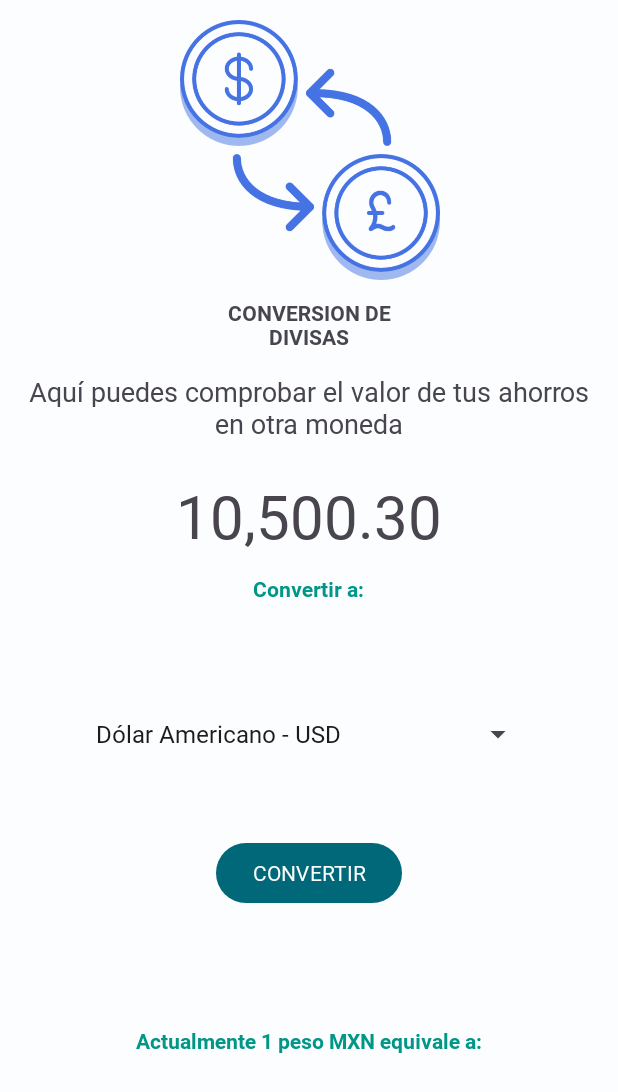
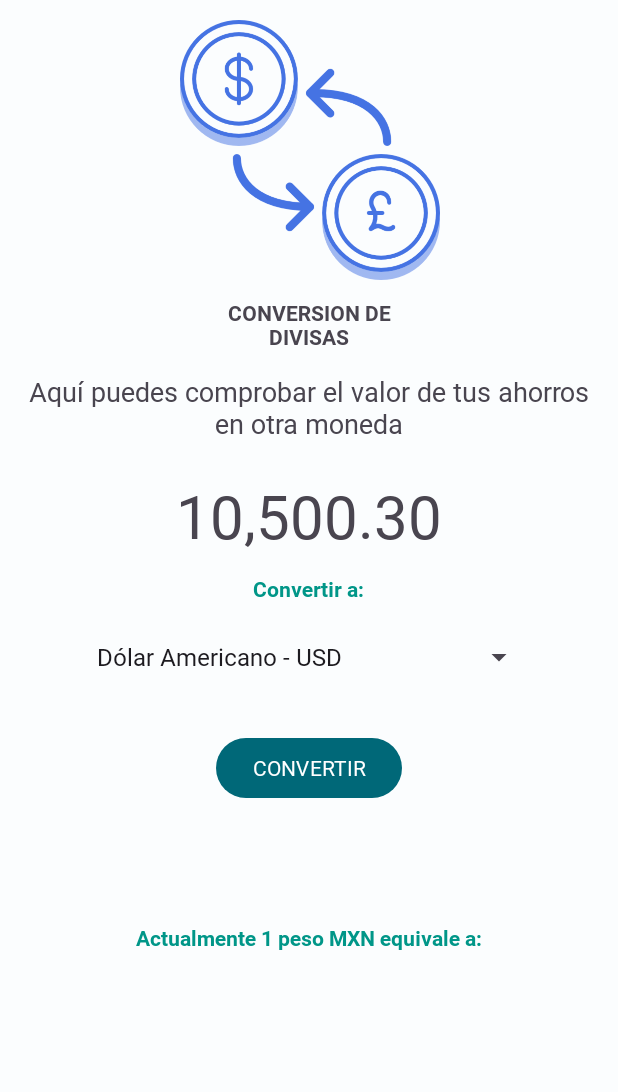
Before and after one commit to osvaldoortega01/MyFirstBank, an Android app: the ConversionDivisas screen opened directly, with no data from a screen before it, on a phone screen of 412 x 824 dp. Shown: the top 1092 px of the screen. Run offline under Robolectric (Android 15) with nearby library versions, the phone set to English and light mode, and no system bars; Roboto replaces fonts that are not available here; 6 statements that could not run were skipped.

Commit message:
Arreglos menores

```diff
--- a/app/src/main/res/layout/activity_conversion_divisas.xml
+++ b/app/src/main/res/layout/activity_conversion_divisas.xml
@@ -36,15 +36,12 @@
         android:id="@+id/textView12"
         android:layout_width="300dp"
         android:layout_height="58dp"
-        android:layout_marginBottom="152dp"
         android:fontFamily="@font/roboto_fonts_family"
         android:textAlignment="center"
         android:textSize="32sp"
-        app:layout_constraintBottom_toBottomOf="parent"
         app:layout_constraintEnd_toEndOf="parent"
         app:layout_constraintStart_toStartOf="parent"
-        app:layout_constraintTop_toBottomOf="@+id/buttonConvertir"
-        app:layout_constraintVertical_bias="0.826" />
+        app:layout_constraintTop_toBottomOf="@+id/buttonConvertir" />
 
     <TextView
         android:id="@+id/textView9"
@@ -127,20 +124,22 @@
         app:layout_constraintStart_toStartOf="parent"
         app:layout_constraintTop_toBottomOf="@+id/spinner"
         app:layout_constraintVertical_bias="0.117" />
+
     <Spinner
         android:id="@+id/spinner"
         style="@style/Widget.AppCompat.Spinner.DropDown"
         android:layout_width="300dp"
-        android:layout_height="80dp"
+        android:layout_height="wrap_content"
         android:layout_marginStart="64dp"
-        android:layout_marginTop="32dp"
+        android:layout_marginTop="24dp"
         android:layout_marginEnd="64dp"
         app:layout_constraintBottom_toBottomOf="parent"
         app:layout_constraintEnd_toEndOf="parent"
+        app:layout_constraintHorizontal_bias="0.47"
         app:layout_constraintStart_toStartOf="parent"
         app:layout_constraintTop_toBottomOf="@+id/textView10"
-        app:layout_constraintVertical_bias="0.05"
-        tools:ignore="SpeakableTextPresentCheck"/>
+        app:layout_constraintVertical_bias="0.0"
+        tools:ignore="SpeakableTextPresentCheck" />
 
 
 </androidx.constraintlayout.widget.ConstraintLayout>
```
Also changed, not shown: app/src/main/res/layout/activity_parental_control.xml (+12 -0 lines).
